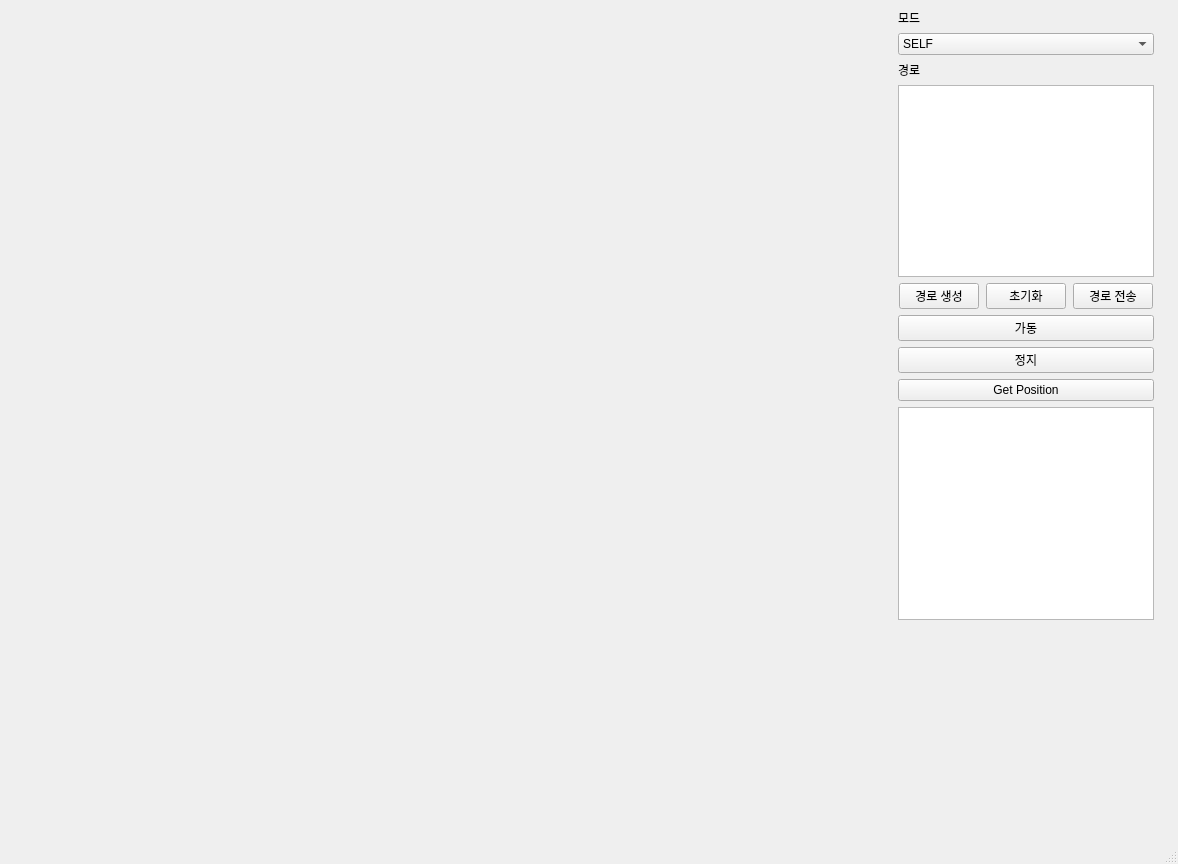
First picture: the form in V1_UI.ui, repository Bigenlight/CapstoneDesign_Interface, before the edit.
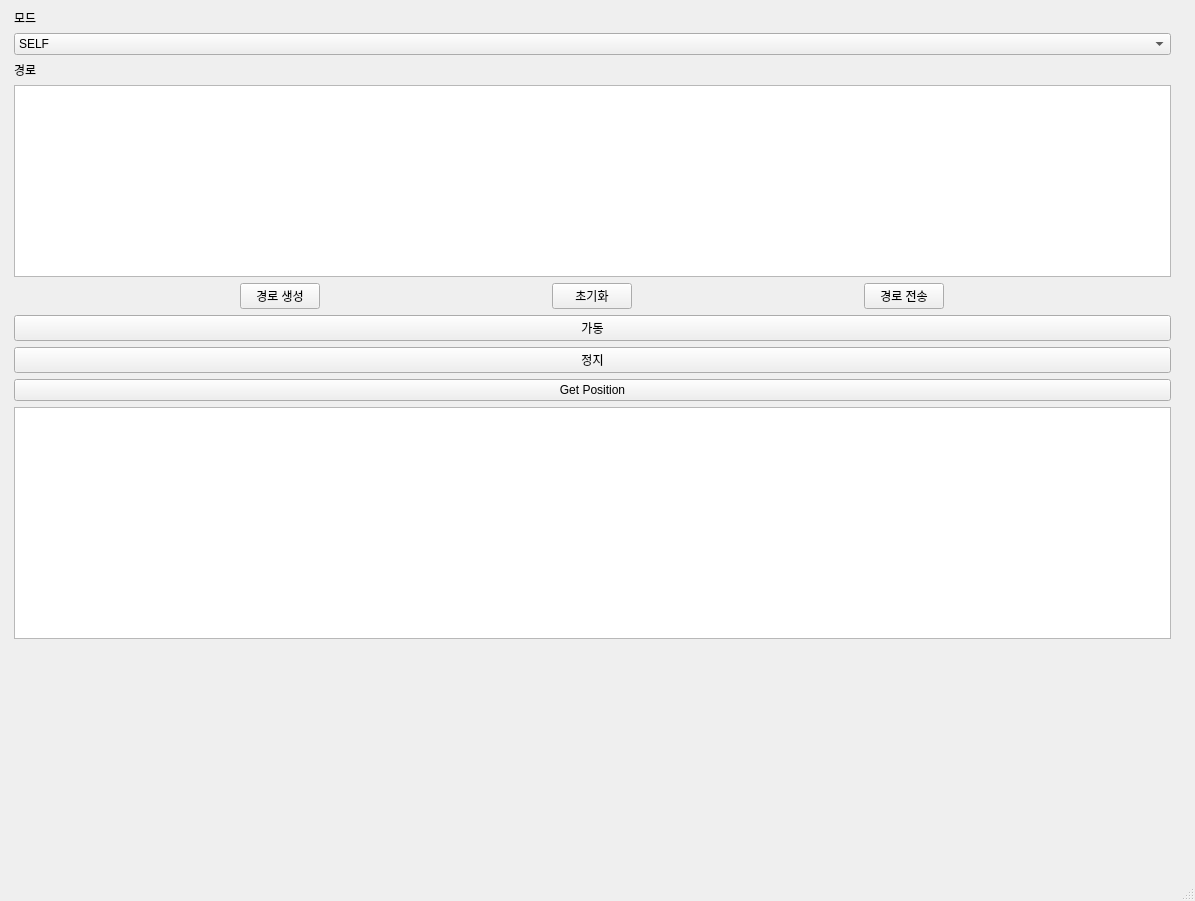
Second picture: the form after the edit.

Commit message: 스트리밍 작업 시작

What changed in the file:
```diff
--- a/V1_UI.ui
+++ b/V1_UI.ui
@@ -6,8 +6,8 @@
    <rect>
     <x>0</x>
     <y>0</y>
-    <width>1178</width>
-    <height>864</height>
+    <width>1195</width>
+    <height>901</height>
    </rect>
   </property>
   <property name="windowTitle">
@@ -19,7 +19,13 @@
   <widget class="QWidget" name="centralwidget">
    <layout class="QGridLayout" name="gridLayout">
     <item row="0" column="0">
-     <layout class="QHBoxLayout" name="Outer_Layout" stretch="8">
+     <layout class="QHBoxLayout" name="Outer_Layout" stretch="0,0">
+      <property name="sizeConstraint">
+       <enum>QLayout::SetMaximumSize</enum>
+      </property>
+      <item>
+       <layout class="QVBoxLayout" name="video_layout"/>
+      </item>
       <item>
        <layout class="QVBoxLayout" name="Folium">
         <property name="spacing">
```
Left out of the diff: 2 changed lines with no effect on the pictures. The commit also changes 1 other file.
